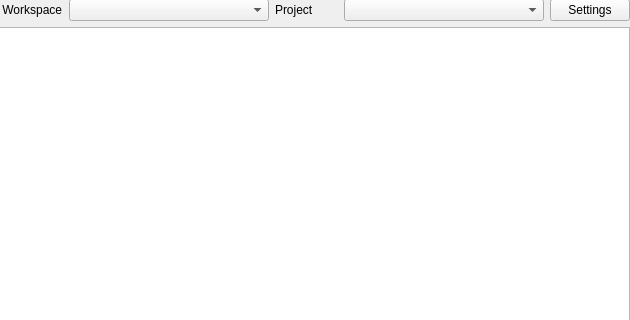
First picture: the form in main.ui, repository Mte90/QAsana, before the edit; both pictures show x 0 to 630 and y 0 to 320 of the 630 by 470 pixel window.
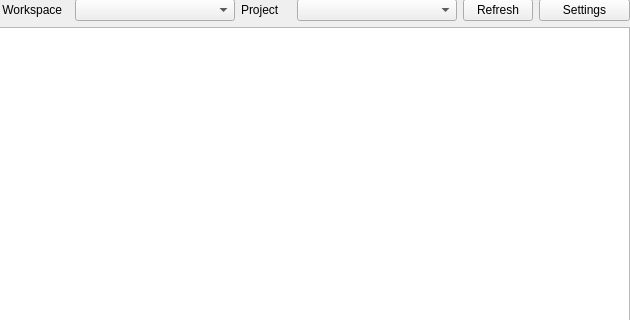
Second picture: the form after the edit.

Commit message: refresh button

Diff of the .ui file:
```diff
--- a/main.ui
+++ b/main.ui
@@ -36,7 +36,7 @@
         <widget class="QLabel" name="label">
          <property name="maximumSize">
           <size>
-           <width>16777215</width>
+           <width>70</width>
            <height>16777215</height>
           </size>
          </property>
@@ -49,7 +49,7 @@
         <widget class="QComboBox" name="comboWorkspace">
          <property name="minimumSize">
           <size>
-           <width>200</width>
+           <width>160</width>
            <height>0</height>
           </size>
          </property>
@@ -57,6 +57,12 @@
        </item>
        <item>
         <widget class="QLabel" name="label_2">
+         <property name="maximumSize">
+          <size>
+           <width>50</width>
+           <height>16777215</height>
+          </size>
+         </property>
          <property name="text">
           <string>Project</string>
          </property>
@@ -66,14 +72,33 @@
         <widget class="QComboBox" name="comboProject">
          <property name="minimumSize">
           <size>
-           <width>200</width>
+           <width>160</width>
            <height>0</height>
           </size>
          </property>
         </widget>
        </item>
+       <item>
+        <widget class="QPushButton" name="pushRefresh">
+         <property name="maximumSize">
+          <size>
+           <width>70</width>
+           <height>16777215</height>
+          </size>
+         </property>
+         <property name="text">
+          <string>Refresh</string>
+         </property>
+        </widget>
+       </item>
        <item>
         <widget class="QPushButton" name="pushSettings">
+         <property name="maximumSize">
+          <size>
+           <width>100</width>
+           <height>16777215</height>
+          </size>
+         </property>
          <property name="text">
           <string>Settings</string>
          </property>
```
The commit also changes 2 other files.
